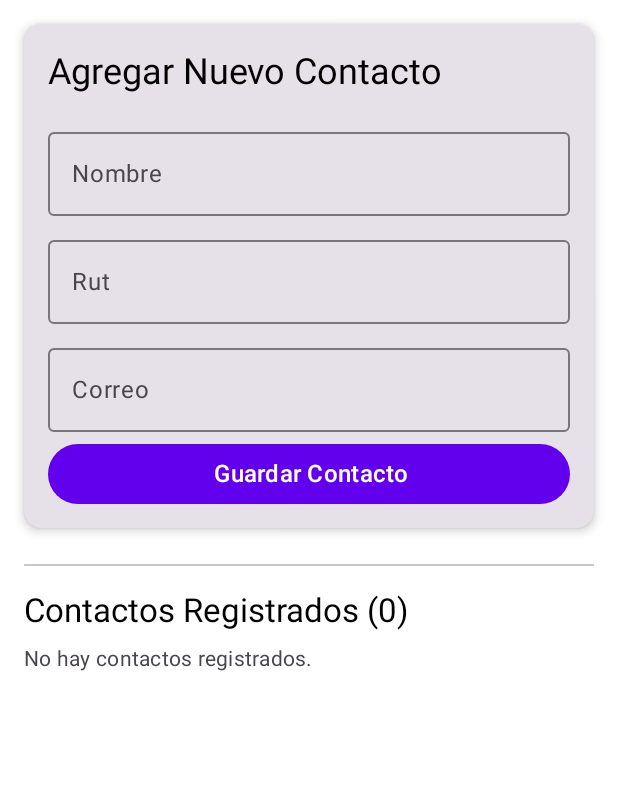
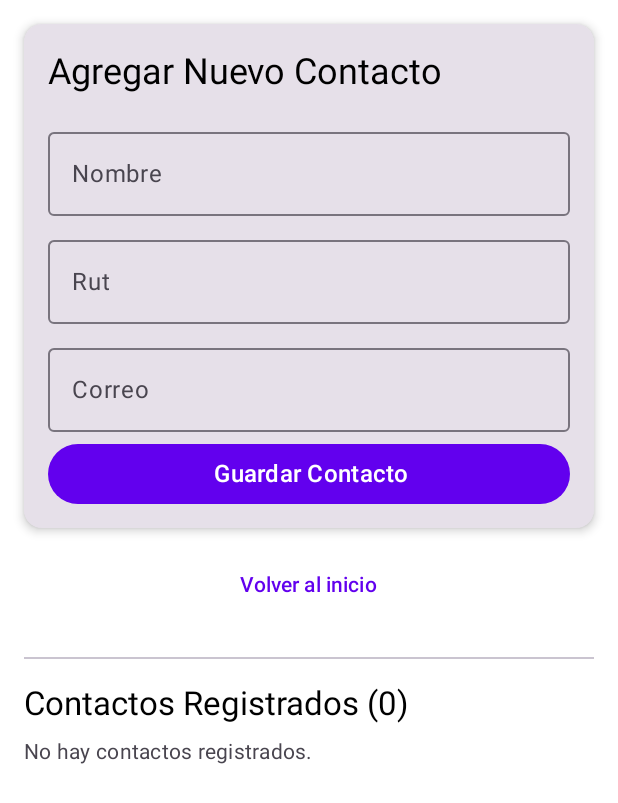
Before and after one commit to Felfarias12/ZapPay, an Android app built with Jetpack Compose: the ContactosScreen screen opened through its navigation route, on a phone screen of 412 x 824 dp. Shown: the top 803 px of the screen. Run offline under Robolectric (Android 15) with nearby library versions, the phone set to English and light mode, and no system bars; network calls fail; 1 statement that could not run was skipped.

Commit message:
agregacion de la card para pantalla inicio e boton en contacto screen para volver atras

```diff
--- a/app/src/main/java/com/example/zappay/ui/ContactoScreen.kt
+++ b/app/src/main/java/com/example/zappay/ui/ContactoScreen.kt
@@ -110,6 +110,16 @@ fun ContactosScreen(navController: NavController,
             }
         }
 
+        Spacer(modifier = Modifier.height(14.dp))
+
+        TextButton(
+            onClick = { navController.popBackStack() },
+            modifier = Modifier.fillMaxWidth()
+        ) {
+            Text("Volver al inicio")
+        }
+
+
         Spacer(modifier = Modifier.height(24.dp))
         Divider()
         Spacer(modifier = Modifier.height(16.dp))
--- a/app/src/main/java/com/example/zappay/ui/PaginaInicio.kt
+++ b/app/src/main/java/com/example/zappay/ui/PaginaInicio.kt
@@ -1,6 +1,7 @@
 package com.example.zappay.ui
 
 import androidx.compose.foundation.Image
+import androidx.compose.foundation.background
 import androidx.compose.foundation.layout.Arrangement
 import androidx.compose.foundation.layout.Box
 import androidx.compose.foundation.layout.Column
@@ -27,12 +28,27 @@ import androidx.compose.ui.unit.dp
 import androidx.navigation.NavController
 import com.example.zappay.R
 import androidx.compose.foundation.layout.size
+import androidx.compose.material3.Card
+import androidx.compose.material3.CardDefaults
+import com.example.zappay.ui.theme.Black
+import com.example.zappay.ui.theme.White
 
 @Composable
 fun PaginaInicio(navController: NavController){
+    Box(
+        modifier = Modifier.fillMaxSize(),
+        contentAlignment = Alignment.Center
+
+    ){
+        Card(
+            elevation = CardDefaults.cardElevation(defaultElevation = 4.dp),
+            colors = CardDefaults.cardColors(containerColor = Color.White),
+            modifier = Modifier
+                .fillMaxWidth(0.8f)
+                .padding(16.dp)
+        ){
             Column(
                 modifier = Modifier
-            .fillMaxSize()
                     .padding(24.dp),
                 horizontalAlignment = Alignment.CenterHorizontally,
                 verticalArrangement = Arrangement.Center
@@ -65,7 +81,7 @@ fun PaginaInicio(navController: NavController){
                     text = "Paga con tu rostro",
                     style = MaterialTheme.typography.titleMedium,
                     textAlign = TextAlign.Center,
-            color = MaterialTheme.colorScheme.onSurfaceVariant
+                    color = Color.Black
                 )
 
                 Spacer(modifier = Modifier.height(20.dp))
@@ -95,3 +111,5 @@ fun PaginaInicio(navController: NavController){
 
             }
         }
+        }
+    }
```
Lines whose indentation alone changed are shown as unchanged.
